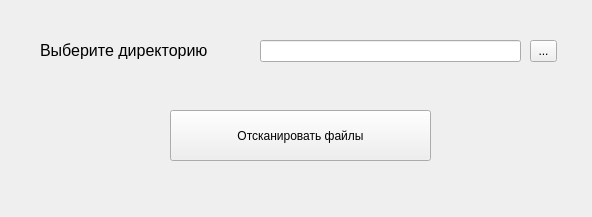
This is UI/antivirus.ui in KKopilka/Antivirus as Qt 5 draws it before an edit. The edited form follows.
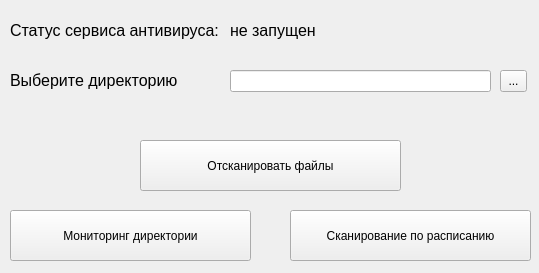
This is the edited form.

What changed in the file:
```diff
--- a/UI/antivirus.ui
+++ b/UI/antivirus.ui
@@ -6,8 +6,8 @@
    <rect>
     <x>0</x>
     <y>0</y>
-    <width>592</width>
-    <height>217</height>
+    <width>539</width>
+    <height>273</height>
    </rect>
   </property>
   <property name="windowTitle">
@@ -17,8 +17,8 @@
    <widget class="QPushButton" name="ScanButton">
     <property name="geometry">
      <rect>
-      <x>170</x>
-      <y>110</y>
+      <x>140</x>
+      <y>140</y>
       <width>261</width>
       <height>51</height>
      </rect>
@@ -30,8 +30,8 @@
    <widget class="QLabel" name="label">
     <property name="geometry">
      <rect>
-      <x>40</x>
-      <y>30</y>
+      <x>10</x>
+      <y>60</y>
       <width>221</width>
       <height>41</height>
      </rect>
@@ -50,8 +50,8 @@
    <widget class="QToolButton" name="toolButton">
     <property name="geometry">
      <rect>
-      <x>530</x>
-      <y>40</y>
+      <x>500</x>
+      <y>70</y>
       <width>27</width>
       <height>22</height>
      </rect>
@@ -63,13 +63,79 @@
    <widget class="QLineEdit" name="lineEdit">
     <property name="geometry">
      <rect>
-      <x>260</x>
-      <y>40</y>
+      <x>230</x>
+      <y>70</y>
       <width>261</width>
       <height>22</height>
      </rect>
     </property>
    </widget>
+   <widget class="QPushButton" name="MonitorButton">
+    <property name="geometry">
+     <rect>
+      <x>10</x>
+      <y>210</y>
+      <width>241</width>
+      <height>51</height>
+     </rect>
+    </property>
+    <property name="text">
+     <string>Мониторинг директории</string>
+    </property>
+   </widget>
+   <widget class="QPushButton" name="SchedButton">
+    <property name="geometry">
+     <rect>
+      <x>290</x>
+      <y>210</y>
+      <width>241</width>
+      <height>51</height>
+     </rect>
+    </property>
+    <property name="text">
+     <string>Сканирование по расписанию</string>
+    </property>
+   </widget>
+   <widget class="QLabel" name="label_2">
+    <property name="geometry">
+     <rect>
+      <x>10</x>
+      <y>10</y>
+      <width>221</width>
+      <height>41</height>
+     </rect>
+    </property>
+    <property name="font">
+     <font>
+      <family>MS Shell Dlg 2</family>
+      <pointsize>12</pointsize>
+      <italic>false</italic>
+     </font>
+    </property>
+    <property name="text">
+     <string>Статус сервиса антивируса:</string>
+    </property>
+   </widget>
+   <widget class="QLabel" name="ServiceStatus">
+    <property name="geometry">
+     <rect>
+      <x>230</x>
+      <y>10</y>
+      <width>221</width>
+      <height>41</height>
+     </rect>
+    </property>
+    <property name="font">
+     <font>
+      <family>MS Shell Dlg 2</family>
+      <pointsize>12</pointsize>
+      <italic>false</italic>
+     </font>
+    </property>
+    <property name="text">
+     <string>не запущен</string>
+    </property>
+   </widget>
   </widget>
  </widget>
  <resources/>
```
